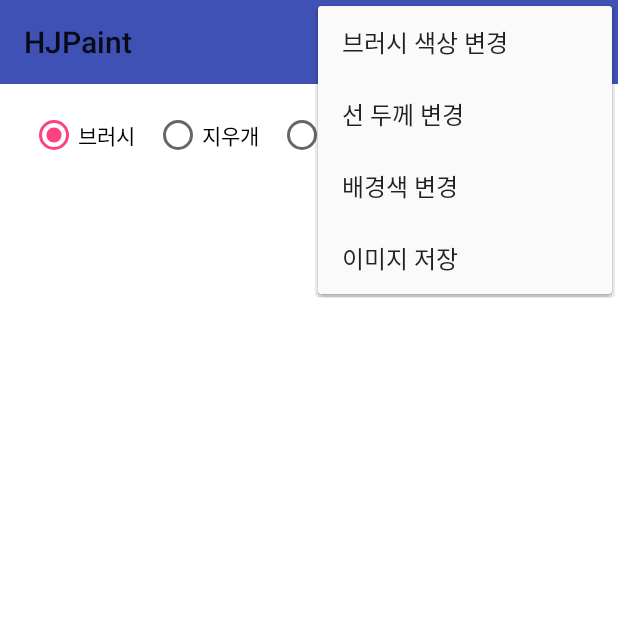
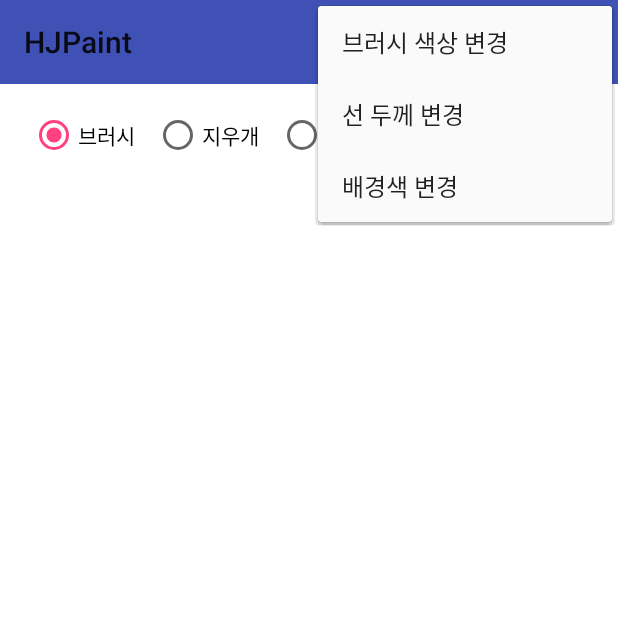
Before and after one commit to MinHyeJun/HJPaint, an Android app: the screen it shows after launch (CanvasActivity), with the options menu open, on a phone screen of 412 x 824 dp, the top half of it. Run offline under Robolectric (Android 15) with nearby library versions, the phone set to English and light mode, and no system bars; libraries missing offline, so code that uses them is left out: com.gun0912.tedpermission, yuku.ambilwarna.

Commit message:
브러시 변경 액션바 임시 삭제 및 파일 저장 버튼으로 수정, 파일명 없이 저장 불가능하게 수정

```diff
--- a/app/src/main/java/m2j9702/app/hjpaint/CanvasView.java
+++ b/app/src/main/java/m2j9702/app/hjpaint/CanvasView.java
@@ -123,7 +123,7 @@ public class CanvasView extends View
         invalidate();
     }
 
-    public void saveBitmap(String filePath)
+    public void saveImage(String filePath)
     {
         FileOutputStream fos = null;
         try
--- a/app/src/main/res/menu/activity_canvas.xml
+++ b/app/src/main/res/menu/activity_canvas.xml
@@ -1,9 +1,5 @@
 <menu xmlns:android="http://schemas.android.com/apk/res/android"
       xmlns:app="http://schemas.android.com/apk/res-auto">
-    <item android:id="@+id/action_change_tool"
-          android:icon="@android:drawable/ic_menu_edit"
-          android:title="도구 변경"
-          app:showAsAction="always"/>
     <item android:id="@+id/action_change_color"
           android:title="브러시 색상 변경"/>
     <item android:id="@+id/action_line_width"
@@ -11,6 +7,8 @@
     <item android:id="@+id/action_change_background"
           android:title="배경색 변경"/>
     <item android:id="@+id/action_save"
-          android:title="이미지 저장"/>
+          android:title="이미지 저장"
+        android:icon="@android:drawable/ic_menu_save"
+        app:showAsAction="always"/>
 
 </menu>
```
Also changed, not shown: app/src/main/java/m2j9702/app/hjpaint/CanvasActivity.java (+10 -10 lines).
